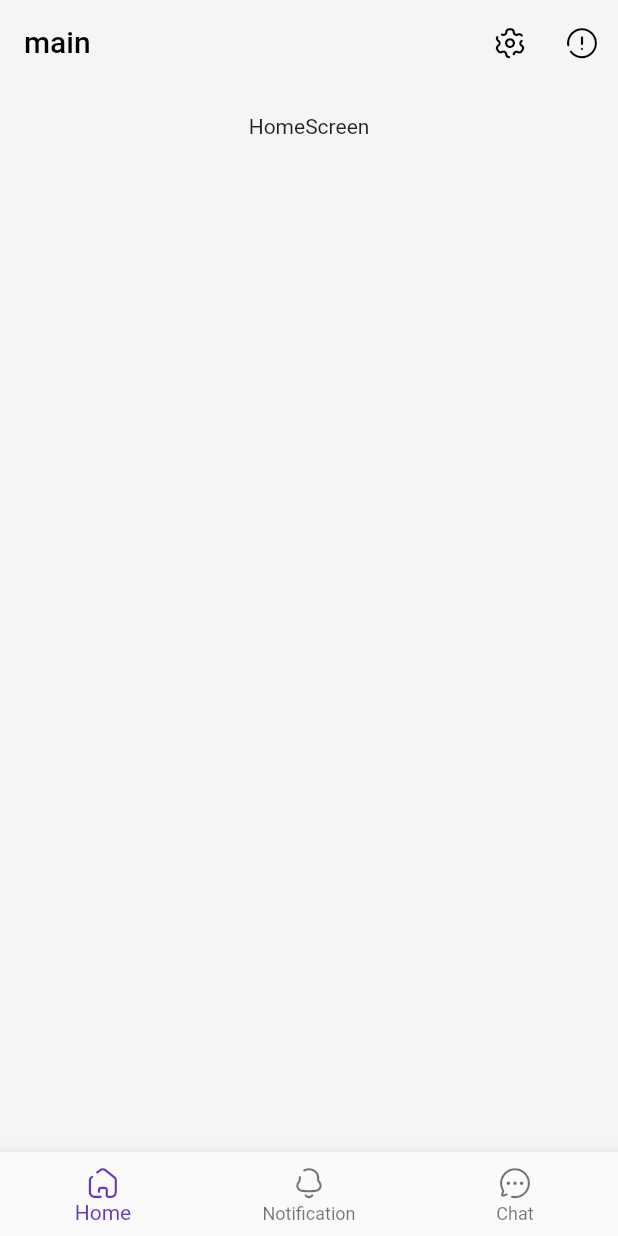
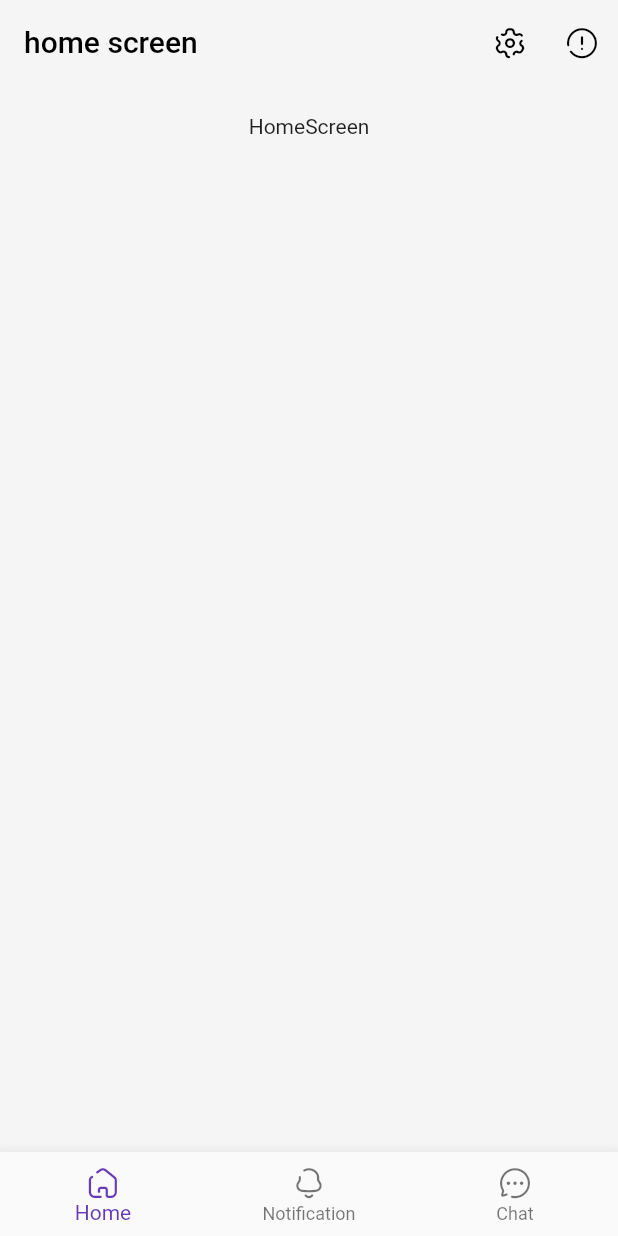
Before and after one commit to alhamodi/talib, a Flutter app: the screen it shows after launch, on a phone screen of 412 x 824 dp. Run offline on Flutter 3.47's test engine with Material 2 defaults, Android fonts, the phone set to English and light mode, and no system bars; our stand-ins replace bloc, flutter_bloc.

Commit message:
غيرت عناوين الصفحات

```diff
--- a/lib/home/home/home_cubit.dart
+++ b/lib/home/home/home_cubit.dart
@@ -12,6 +12,7 @@ class HomeCubit extends Cubit<HomeStates> {
   HomeCubit get(context) => BlocProvider.of(context);
 
   int currentIndex = 0;
+  List<String> headlines =['home screen','Notifications Screen','Chat Screen'];
   List<Widget> navItem = [Feeds(), NotificationsScreen(), ChatScreen()];
   PageController pageController=PageController();
   void changeBottomNav(int index) {
--- a/lib/home/home/home_view.dart
+++ b/lib/home/home/home_view.dart
@@ -20,7 +20,7 @@ class HomePage extends StatelessWidget {
               appBar: AppBar(
                 backgroundColor: grey100,
                 title: Text(
-                  'main',
+                  cubit.headlines[cubit.currentIndex],
                   style: TextStyle(color: black),
                 ),
                 elevation: 0,
```
